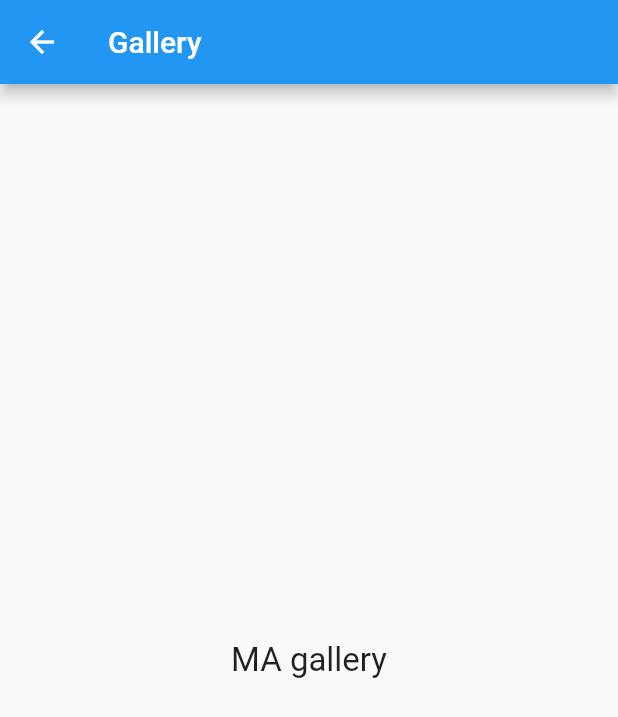
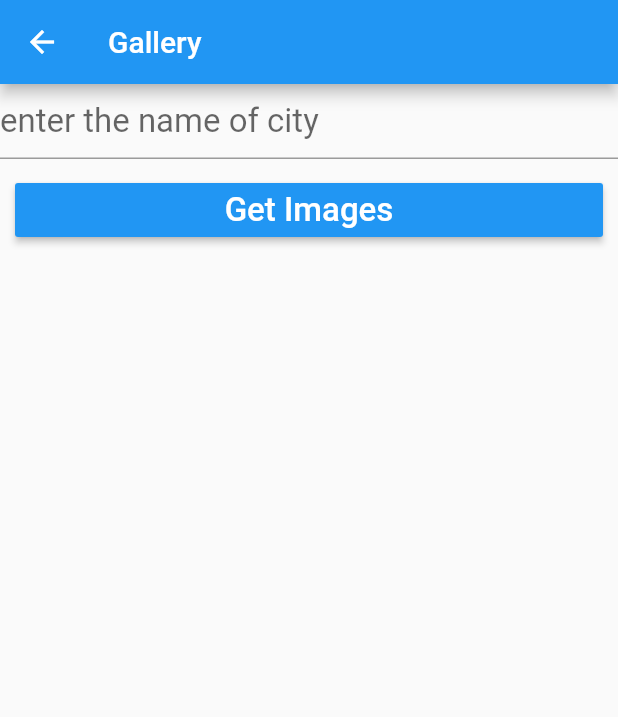
Before and after one commit to franktchatseu/flutter-quiz, a Flutter app: the screen it shows after launch, in the side drawer, after a tap on "Gallery", on a phone screen of 412 x 824 dp. Shown: the top 717 px of the screen. Run offline on Flutter 3.47's test engine with Material 2 defaults, Android fonts, the phone set to English and light mode, and no system bars.

Commit message:
mise en place de la gallerie image en utilisant pixabay

```diff
--- a/lib/gallery.dart
+++ b/lib/gallery.dart
@@ -1,16 +1,51 @@
 import 'package:flutter/material.dart';
+import 'package:flutterapplication/gallery-detail.dart';
 import './quiz.dart';
 
-class Gallery extends StatelessWidget {
+class Gallery extends StatefulWidget {
+  //stockage de la ville
+  @override
+  _GalleryState createState() => _GalleryState();
+}
+
+class _GalleryState extends State<Gallery> {
+  String keyword = "";
+
+  TextEditingController textEditingController = new TextEditingController();
+
   @override
   Widget build(BuildContext context) {
     return Scaffold(
       appBar: AppBar(
         title: Text('Gallery',style: TextStyle(fontSize: 20,backgroundColor: Colors.blue),),
       ),
-      body: Center(
-        child: Text('MA gallery',style: TextStyle(fontSize: 22),),
-      ),
+      body:Column(
+        children: [
+          Container(
+            child: TextField(
+              decoration: InputDecoration(hintText: "enter the name of city"),
+              style: TextStyle(fontSize: 22),
+              controller: textEditingController,
+              onChanged: (value){
+                setState(() {
+                  this.keyword = value;
+                });
+              },
+            ),
+          ),
+          Padding(
+            padding: const EdgeInsets.all(10.0),
+            child: Container(child: RaisedButton(
+              child: Text("Get Images",style: TextStyle(fontSize: 22,color: Colors.white),),
+              color: Colors.blue,
+              onPressed: (){
+                Navigator.push(context, MaterialPageRoute(builder: (context)=>GalleryDetail(this.keyword)));
+              },
+            ),
+            width: double.infinity,),
+          ),
+        ],
+      )
     );
   }
 }
```
Also changed, not shown: lib/gallery-detail.dart (added, +71 -0 lines), lib/weather-detail.dart (+5 -2 lines).
